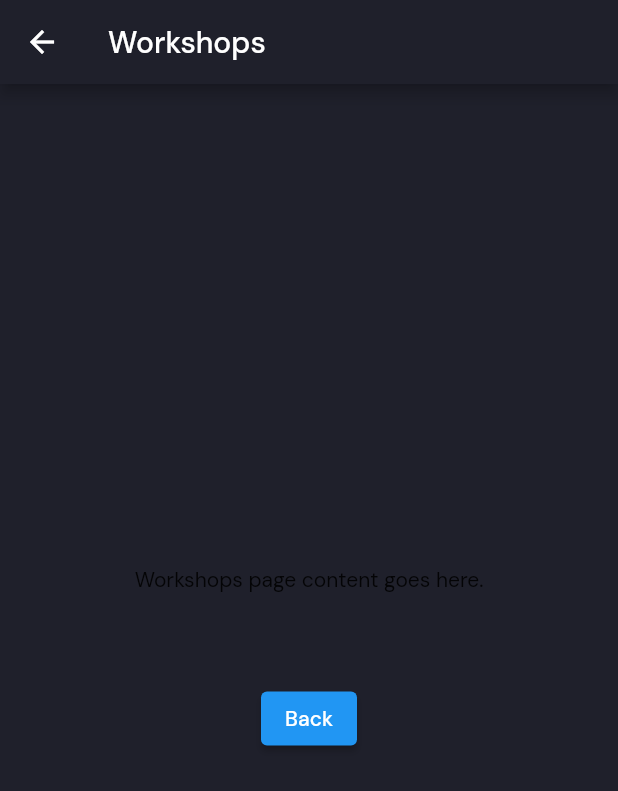
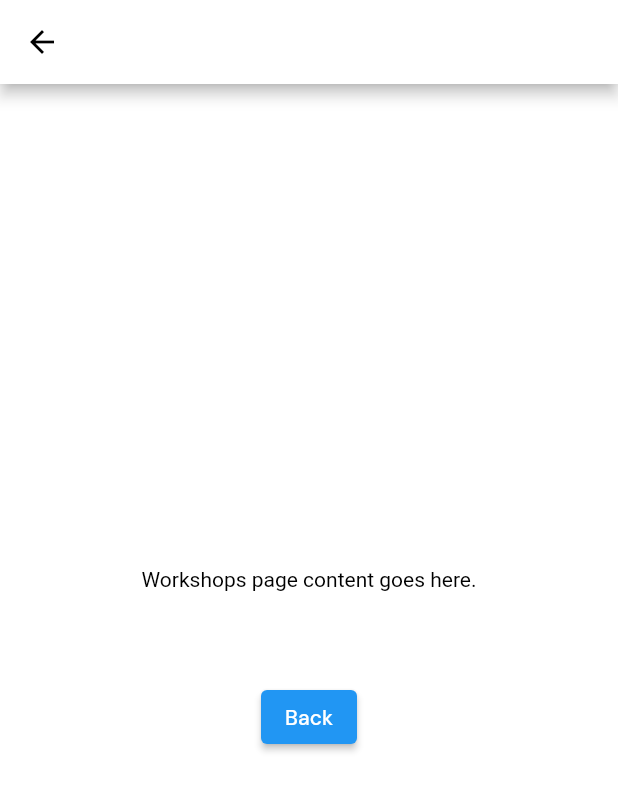
Before and after one commit to sreenath-kp/IEDC-Summit23-Admin, a Flutter app: the WorkshopsScreen screen opened by its route, on a phone screen of 412 x 824 dp. Shown: the top 791 px of the screen. Run offline on Flutter 3.47's test engine with Material 2 defaults, Android fonts, the phone set to English and light mode, and no system bars; our stand-ins replace cloud_firestore, csv, firebase_core, flutter_riverpod, google_fonts; missing offline and left inert: mobile_scanner; accounts and stored records are empty.

Commit message:
changing the pallate

```diff
--- a/lib/main.dart
+++ b/lib/main.dart
@@ -6,7 +6,7 @@ import 'package:summit_admin_app/screens/workshops_screen.dart';
 import 'firebase_options.dart';
 import 'package:summit_admin_app/screens/home_screen.dart';
 import 'package:summit_admin_app/theme/pallete.dart';
-import 'package:summit_admin_app/screens/workshops_screen.dart';
+
 void main() async {
   WidgetsFlutterBinding.ensureInitialized();
   await Firebase.initializeApp(
@@ -24,7 +24,8 @@ class MyApp extends StatelessWidget {
     return MaterialApp(
       debugShowCheckedModeBanner: false,
       title: 'Flutter Demo',
-      theme: Pallete.darkModeAppTheme,
+      theme: Pallete.lightModeAppTheme,
+      darkTheme: Pallete.darkModeAppTheme,
       initialRoute: '/',
       //sample routes
       //TODO: Replace later
--- a/lib/theme/pallete.dart
+++ b/lib/theme/pallete.dart
@@ -1,5 +1,28 @@
 import 'package:flutter/material.dart';
 import 'package:google_fonts/google_fonts.dart';
+
+// class Pallete {
+//   // Colors
+//   static const backgroundColor = Color(0xFF1F202B);
+//   static const greyColor = Color.fromRGBO(26, 39, 45, 1);
+//   static const whiteColor = Color.fromRGBO(255, 255, 255, 1);
+
+//   // Themes
+//   static var darkModeAppTheme = ThemeData.dark().copyWith(
+//     textTheme: GoogleFonts.dmSansTextTheme(),
+//     scaffoldBackgroundColor: backgroundColor,
+//     cardColor: greyColor,
+//     appBarTheme: const AppBarTheme(
+//       backgroundColor: backgroundColor,
+//       iconTheme: IconThemeData(
+//         color: whiteColor,
+//       ),
+//     ),
+//     drawerTheme: const DrawerThemeData(
+//       backgroundColor: backgroundColor,
+//     ),
+//   );
+// }
 
 class Pallete {
   // Colors
@@ -7,15 +30,39 @@ class Pallete {
   static const greyColor = Color.fromRGBO(26, 39, 45, 1);
   static const whiteColor = Color.fromRGBO(255, 255, 255, 1);
 
-  // Themes
+  // Light Theme
+  static var lightModeAppTheme = ThemeData.light().copyWith(
+    textTheme: GoogleFonts.dmSansTextTheme().copyWith(
+      bodyLarge: const TextStyle(color: Colors.black),
+      bodyMedium: const TextStyle(color: Colors.black),
+      bodySmall: const TextStyle(color: Colors.black),
+    ),
+    scaffoldBackgroundColor: whiteColor, // Light background color
+    cardColor: Colors.grey[200], // Card color for light theme
+    appBarTheme: const AppBarTheme(
+      backgroundColor: whiteColor,
+      iconTheme: IconThemeData(
+        color: Colors.black, // App bar icon color for light theme
+      ),
+    ),
+    drawerTheme: const DrawerThemeData(
+      backgroundColor: whiteColor,
+    ),
+  );
+
+  // Dark Theme
   static var darkModeAppTheme = ThemeData.dark().copyWith(
-    textTheme: GoogleFonts.dmSansTextTheme(),
-    scaffoldBackgroundColor: backgroundColor,
-    cardColor: greyColor,
+    textTheme: GoogleFonts.dmSansTextTheme().copyWith(
+      bodyLarge: const TextStyle(color: Colors.white),
+      bodyMedium: const TextStyle(color: Colors.white),
+      bodySmall: const TextStyle(color: Colors.white),
+    ),
+    scaffoldBackgroundColor: backgroundColor, // Dark background color
+    cardColor: greyColor, // Card color for dark theme
     appBarTheme: const AppBarTheme(
       backgroundColor: backgroundColor,
       iconTheme: IconThemeData(
-        color: whiteColor,
+        color: whiteColor, // App bar icon color for dark theme
       ),
     ),
     drawerTheme: const DrawerThemeData(
```
